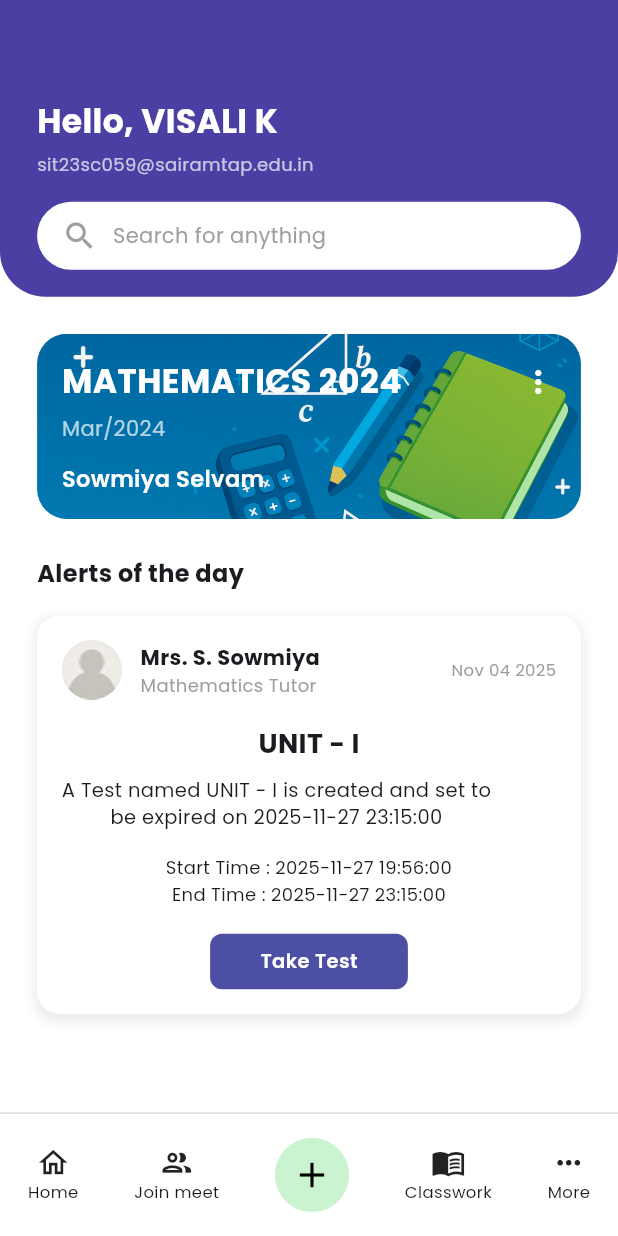
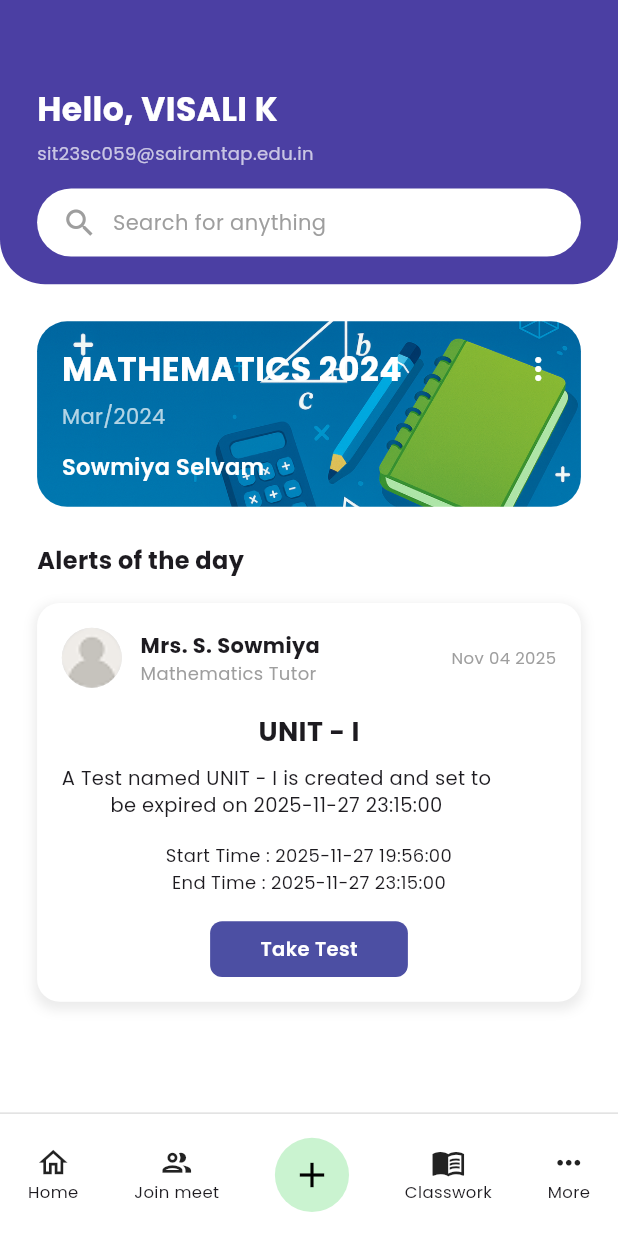
Before and after one commit to Balaji2327/KK360, a Flutter app: the StudentHomeScreen screen opened directly, on a phone screen of 412 x 824 dp. Run offline on Flutter 3.47's test engine with Material 3 defaults, Android fonts, the light colour scheme and no system bars.

Commit message:
feat: add Courses screen and integrate navigation from Join Meet and Home screens

```diff
--- a/lib/Student/home_screen.dart
+++ b/lib/Student/home_screen.dart
@@ -1,5 +1,6 @@
 import 'package:flutter/material.dart';
 import 'join_meet.dart';
+import 'course_screen.dart';
 
 class StudentHomeScreen extends StatelessWidget {
   const StudentHomeScreen({super.key});
@@ -12,15 +13,14 @@ class StudentHomeScreen extends StatelessWidget {
     return Scaffold(
       backgroundColor: Colors.white,
 
-      // =================== BODY ===================
-      body: SingleChildScrollView(
-        child: Column(
+      // =================== FIXED HEADER + SCROLLABLE BODY ===================
+      body: Column(
         crossAxisAlignment: CrossAxisAlignment.start,
         children: [
-            // =================== TOP PURPLE HEADER ===================
+          // =================== TOP PURPLE HEADER (FIXED) ===================
           Container(
             width: w,
-              height: h * 0.24,
+            height: h * 0.23,
             padding: EdgeInsets.symmetric(horizontal: w * 0.06),
             decoration: const BoxDecoration(
               color: Color(0xFF4B3FA3), // purple
@@ -32,9 +32,8 @@ class StudentHomeScreen extends StatelessWidget {
             child: Column(
               crossAxisAlignment: CrossAxisAlignment.start,
               children: [
-                  SizedBox(height: h * 0.08),
+                SizedBox(height: h * 0.07),
 
-                  // Hello Title
                 const Text(
                   "Hello, VISALI K",
                   style: TextStyle(
@@ -44,17 +43,15 @@ class StudentHomeScreen extends StatelessWidget {
                   ),
                 ),
 
-                  SizedBox(height: h * 0.005),
+                SizedBox(height: 5),
 
-                  // Email
                 const Text(
                   "sit23sc059@sairamtap.edu.in",
                   style: TextStyle(color: Colors.white70, fontSize: 12),
                 ),
 
-                  SizedBox(height: h * 0.02),
+                SizedBox(height: 15),
 
-                  // Search Bar
                 Container(
                   height: h * 0.055,
                   decoration: BoxDecoration(
@@ -77,6 +74,12 @@ class StudentHomeScreen extends StatelessWidget {
             ),
           ),
 
+          // =================== SCROLLABLE BODY ONLY ===================
+          Expanded(
+            child: SingleChildScrollView(
+              child: Column(
+                crossAxisAlignment: CrossAxisAlignment.start,
+                children: [
                   SizedBox(height: h * 0.03),
 
                   // =================== SUBJECT CARD ===================
@@ -88,8 +91,6 @@ class StudentHomeScreen extends StatelessWidget {
                       padding: EdgeInsets.all(w * 0.04),
                       decoration: BoxDecoration(
                         borderRadius: BorderRadius.circular(20),
-
-                  // ⭐ FULL BACKGROUND IMAGE — NO COLOR, NO GRADIENT
                         image: const DecorationImage(
                           image: AssetImage("assets/images/maths.png"),
                           fit: BoxFit.cover,
@@ -98,11 +99,10 @@ class StudentHomeScreen extends StatelessWidget {
                       child: Column(
                         crossAxisAlignment: CrossAxisAlignment.start,
                         children: [
-                    // Top Row
                           Row(
                             mainAxisAlignment: MainAxisAlignment.spaceBetween,
-                      children: [
-                        const Text(
+                            children: const [
+                              Text(
                                 "MATHEMATICS 2024",
                                 style: TextStyle(
                                   fontSize: 22,
@@ -110,19 +110,18 @@ class StudentHomeScreen extends StatelessWidget {
                                   fontWeight: FontWeight.bold,
                                 ),
                               ),
-                        const Icon(Icons.more_vert, color: Colors.white),
+                              Icon(Icons.more_vert, color: Colors.white),
                             ],
                           ),
-
-                    SizedBox(height: h * 0.007),
-
+                          SizedBox(height: 6),
                           const Text(
                             "Mar/2024",
-                      style: TextStyle(color: Colors.white70, fontSize: 14),
+                            style: TextStyle(
+                              color: Colors.white70,
+                              fontSize: 14,
                             ),
-
-                    const Spacer(),
-
+                          ),
+                          Spacer(),
                           const Text(
                             "Sowmiya Selvam",
                             style: TextStyle(
@@ -138,12 +137,16 @@ class StudentHomeScreen extends StatelessWidget {
 
                   SizedBox(height: h * 0.03),
 
-            // =================== Alerts Title ===================
+                  // =================== Alerts Title LEFT ===================
                   Padding(
                     padding: EdgeInsets.symmetric(horizontal: w * 0.06),
                     child: const Text(
                       "Alerts of the day",
-                style: TextStyle(fontSize: 16, fontWeight: FontWeight.bold),
+                      style: TextStyle(
+                        fontSize: 16,
+                        fontWeight: FontWeight.bold,
+                      ),
+                      textAlign: TextAlign.start,
                     ),
                   ),
 
@@ -152,7 +155,51 @@ class StudentHomeScreen extends StatelessWidget {
                   // =================== ALERT CARD ===================
                   Padding(
                     padding: EdgeInsets.symmetric(horizontal: w * 0.06),
-              child: Container(
+                    child: alertCard(w, h),
+                  ),
+
+                  SizedBox(height: h * 0.09),
+                ],
+              ),
+            ),
+          ),
+        ],
+      ),
+
+      // =================== BOTTOM NAV BAR ===================
+      bottomNavigationBar: Container(
+        height: h * 0.1,
+        decoration: BoxDecoration(
+          border: Border(top: BorderSide(color: Colors.grey.shade300)),
+          color: Colors.white,
+        ),
+        child: Row(
+          mainAxisAlignment: MainAxisAlignment.spaceAround,
+          children: [
+            navItem(Icons.home_outlined, "Home", () {}),
+            navItem(Icons.group_outlined, "Join meet", () {
+              Navigator.push(
+                context,
+                MaterialPageRoute(builder: (context) => const JoinMeetScreen()),
+              );
+            }),
+            addButton(w, h, () {}),
+            navItem(Icons.menu_book_outlined, "Classwork", () {
+              Navigator.push(
+                context,
+                MaterialPageRoute(builder: (context) => const CoursesScreen()),
+              );
+            }),
+            navItem(Icons.more_horiz, "More", () {}),
+          ],
+        ),
+      ),
+    );
+  }
+
+  // ------------------ Alert Card Widget ------------------
+  Widget alertCard(double w, double h) {
+    return Container(
       width: w,
       padding: EdgeInsets.all(w * 0.04),
       decoration: BoxDecoration(
@@ -167,20 +214,15 @@ class StudentHomeScreen extends StatelessWidget {
           ),
         ],
       ),
-
-                // Alert Card Content
       child: Column(
         crossAxisAlignment: CrossAxisAlignment.start,
         children: [
-                    // Tutor Row
           Row(
             children: [
               CircleAvatar(
                 radius: 20,
                 backgroundColor: Colors.grey.shade300,
-                          backgroundImage: const AssetImage(
-                            "assets/images/person.png",
-                          ),
+                backgroundImage: const AssetImage("assets/images/person.png"),
               ),
               SizedBox(width: w * 0.03),
               const Column(
@@ -188,21 +230,15 @@ class StudentHomeScreen extends StatelessWidget {
                 children: [
                   Text(
                     "Mrs. S. Sowmiya",
-                              style: TextStyle(
-                                fontWeight: FontWeight.bold,
-                                fontSize: 14,
-                              ),
+                    style: TextStyle(fontWeight: FontWeight.bold, fontSize: 14),
                   ),
                   Text(
                     "Mathematics Tutor",
-                              style: TextStyle(
-                                fontSize: 12,
-                                color: Colors.grey,
-                              ),
+                    style: TextStyle(fontSize: 12, color: Colors.grey),
                   ),
                 ],
               ),
-                        const Spacer(),
+              Spacer(),
               const Text(
                 "Nov 04 2025",
                 style: TextStyle(fontSize: 11, color: Colors.grey),
@@ -215,10 +251,7 @@ class StudentHomeScreen extends StatelessWidget {
           const Center(
             child: Text(
               "UNIT - I",
-                        style: TextStyle(
-                          fontSize: 18,
-                          fontWeight: FontWeight.bold,
-                        ),
+              style: TextStyle(fontSize: 18, fontWeight: FontWeight.bold),
             ),
           ),
 
@@ -235,14 +268,13 @@ class StudentHomeScreen extends StatelessWidget {
           Center(
             child: Text(
               "Start Time : 2025-11-27 19:56:00\nEnd Time : 2025-11-27 23:15:00",
-                        style: const TextStyle(fontSize: 12, height: 1.5),
+              style: TextStyle(fontSize: 12, height: 1.5),
               textAlign: TextAlign.center,
             ),
           ),
 
           SizedBox(height: h * 0.02),
 
-                    // Take Test Button
           Center(
             child: Container(
               height: h * 0.045,
@@ -265,54 +297,10 @@ class StudentHomeScreen extends StatelessWidget {
           ),
         ],
       ),
-              ),
-            ),
-
-            SizedBox(height: h * 0.09),
-          ],
-        ),
-      ),
-
-      // =================== BOTTOM NAV BAR (NOW BUTTONS) ===================
-      bottomNavigationBar: Container(
-        height: h * 0.1,
-        decoration: BoxDecoration(
-          border: Border(top: BorderSide(color: Colors.grey.shade300)),
-          color: Colors.white,
-        ),
-        child: Row(
-          mainAxisAlignment: MainAxisAlignment.spaceAround,
-          children: [
-            navItem(Icons.home_outlined, "Home", () {
-              // TODO: Navigate to Home
-            }),
-
-            navItem(Icons.group_outlined, "Join meet", () {
-              Navigator.push(
-                context,
-                MaterialPageRoute(builder: (context) => const JoinMeetScreen()),
-              );
-              // TODO: Navigate to Join Meet
-            }),
-
-            addButton(w, h, () {
-              // TODO: Add Button Click
-            }),
-
-            navItem(Icons.menu_book_outlined, "Classwork", () {
-              // TODO: Navigate to Classwork
-            }),
-
-            navItem(Icons.more_horiz, "More", () {
-              // TODO: Navigate to More Page
-            }),
-          ],
-        ),
-      ),
     );
   }
 
-  // Bottom nav normal item (NOW CLICKABLE)
+  // ------------------ NAV ITEM WIDGET ------------------
   Widget navItem(IconData icon, String text, VoidCallback onTap) {
     return GestureDetector(
       onTap: onTap,
@@ -326,7 +314,7 @@ class StudentHomeScreen extends StatelessWidget {
     );
   }
 
-  // Add Button (NOW CLICKABLE)
+  // ------------------ ADD BUTTON ------------------
   Widget addButton(double w, double h, VoidCallback onTap) {
     return GestureDetector(
       onTap: onTap,
@@ -334,7 +322,7 @@ class StudentHomeScreen extends StatelessWidget {
         height: h * 0.06,
         width: h * 0.06,
         decoration: const BoxDecoration(
-          color: Color(0xFFCAF3D0), // green plus
+          color: Color(0xFFCAF3D0),
           shape: BoxShape.circle,
         ),
         child: const Icon(Icons.add, size: 28, color: Colors.black),
--- a/lib/Student/join_meet.dart
+++ b/lib/Student/join_meet.dart
@@ -1,5 +1,6 @@
 import 'package:flutter/material.dart';
 import 'home_screen.dart';
+import 'course_screen.dart';
 
 class JoinMeetScreen extends StatelessWidget {
   const JoinMeetScreen({super.key});
@@ -159,6 +160,10 @@ class JoinMeetScreen extends StatelessWidget {
 
             navItem(Icons.menu_book_outlined, "Classwork", () {
               // TODO: Navigate to Classwork
+              Navigator.push(
+                context,
+                MaterialPageRoute(builder: (context) => const CoursesScreen()),
+              );
             }),
 
             navItem(Icons.more_horiz, "More", () {
```
Also changed, not shown: lib/Student/course_screen.dart (added, +327 -0 lines), assets/images/m.png (deleted). Lines whose indentation alone changed are shown as unchanged.
